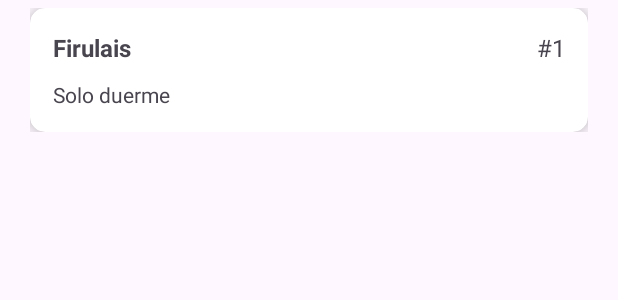
After one commit to santi4914/equipoCuatro, an Android app: the layout item_cita.xml on its own in the app's theme, with its tools: preview values and no code run, on a phone screen of 412 x 824 dp. The commit adds this screen. Shown: the top 300 px of the screen. Run offline under Robolectric (Android 15) with nearby library versions, the phone set to English and light mode, and no system bars.

Commit message:
feat: add cita adapter and viewholder for the home list

```diff
--- /dev/null
+++ b/app/src/main/java/com/equipocuatro/dogapp/view/adapter/CitaAdapter.kt
@@ -0,0 +1,26 @@
+package com.equipocuatro.dogapp.view.adapter
+
+import android.view.LayoutInflater
+import android.view.ViewGroup
+import androidx.recyclerview.widget.RecyclerView
+import com.equipocuatro.dogapp.databinding.ItemCitaBinding
+import com.equipocuatro.dogapp.model.Cita
+import com.equipocuatro.dogapp.view.viewholder.CitaViewHolder
+
+class CitaAdapter(private val listCitas: MutableList<Cita>) :
+    RecyclerView.Adapter<CitaViewHolder>() {
+
+    override fun onCreateViewHolder(parent: ViewGroup, viewType: Int): CitaViewHolder {
+        val binding = ItemCitaBinding.inflate(LayoutInflater.from(parent.context), parent, false)
+        return CitaViewHolder(binding)
+    }
+
+    override fun getItemCount(): Int {
+        return listCitas.size
+    }
+
+    override fun onBindViewHolder(holder: CitaViewHolder, position: Int) {
+        val cita = listCitas[position]
+        holder.setItemCita(cita)
+    }
+}
--- /dev/null
+++ b/app/src/main/java/com/equipocuatro/dogapp/view/viewholder/CitaViewHolder.kt
@@ -0,0 +1,16 @@
+package com.equipocuatro.dogapp.view.viewholder
+
+import androidx.recyclerview.widget.RecyclerView
+import com.equipocuatro.dogapp.R
+import com.equipocuatro.dogapp.databinding.ItemCitaBinding
+import com.equipocuatro.dogapp.model.Cita
+
+class CitaViewHolder(binding: ItemCitaBinding) : RecyclerView.ViewHolder(binding.root) {
+    val bindingItem = binding
+
+    fun setItemCita(cita: Cita) {
+        bindingItem.tvNombreMascota.text = cita.nombreMascota
+        bindingItem.tvSintoma.text = cita.sintoma
+        bindingItem.tvTurno.text = bindingItem.root.context.getString(R.string.turno, cita.id)
+    }
+}
--- /dev/null
+++ b/app/src/main/res/layout/item_cita.xml
@@ -0,0 +1,63 @@
+<?xml version="1.0" encoding="utf-8"?>
+<layout xmlns:android="http://schemas.android.com/apk/res/android"
+    xmlns:app="http://schemas.android.com/apk/res-auto"
+    xmlns:tools="http://schemas.android.com/tools">
+
+    <androidx.constraintlayout.widget.ConstraintLayout
+        android:layout_width="match_parent"
+        android:layout_height="wrap_content"
+        android:paddingHorizontal="20dp"
+        android:paddingVertical="5dp">
+
+        <androidx.cardview.widget.CardView
+            android:id="@+id/cvCita"
+            android:layout_width="match_parent"
+            android:layout_height="wrap_content"
+            app:cardCornerRadius="10dp"
+            app:cardElevation="8dp"
+            app:layout_constraintEnd_toEndOf="parent"
+            app:layout_constraintStart_toStartOf="parent"
+            app:layout_constraintTop_toTopOf="parent">
+
+            <androidx.constraintlayout.widget.ConstraintLayout
+                android:layout_width="match_parent"
+                android:layout_height="wrap_content"
+                android:padding="10dp">
+
+                <TextView
+                    android:id="@+id/tvNombreMascota"
+                    android:layout_width="0dp"
+                    android:layout_height="wrap_content"
+                    android:padding="5dp"
+                    android:textSize="16sp"
+                    android:textStyle="bold"
+                    app:layout_constraintEnd_toStartOf="@+id/tvTurno"
+                    app:layout_constraintStart_toStartOf="parent"
+                    app:layout_constraintTop_toTopOf="parent"
+                    tools:text="Firulais" />
+
+                <TextView
+                    android:id="@+id/tvTurno"
+                    android:layout_width="wrap_content"
+                    android:layout_height="wrap_content"
+                    android:padding="5dp"
+                    android:textSize="16sp"
+                    app:layout_constraintEnd_toEndOf="parent"
+                    app:layout_constraintTop_toTopOf="parent"
+                    tools:text="#1" />
+
+                <TextView
+                    android:id="@+id/tvSintoma"
+                    android:layout_width="0dp"
+                    android:layout_height="wrap_content"
+                    android:padding="5dp"
+                    android:textSize="14sp"
+                    app:layout_constraintEnd_toEndOf="parent"
+                    app:layout_constraintStart_toStartOf="parent"
+                    app:layout_constraintTop_toBottomOf="@+id/tvNombreMascota"
+                    tools:text="Solo duerme" />
+
+            </androidx.constraintlayout.widget.ConstraintLayout>
+        </androidx.cardview.widget.CardView>
+    </androidx.constraintlayout.widget.ConstraintLayout>
+</layout>
--- a/app/src/main/res/values/strings.xml
+++ b/app/src/main/res/values/strings.xml
@@ -5,4 +5,5 @@
     <string name="tituloNuevaCita">Nueva Cita</string>
     <string name="tituloDetalleCita">Detalle de la Cita</string>
     <string name="tituloEditarCita">Editar Cita</string>
+    <string name="turno">#%1$d</string>
 </resources>
```
